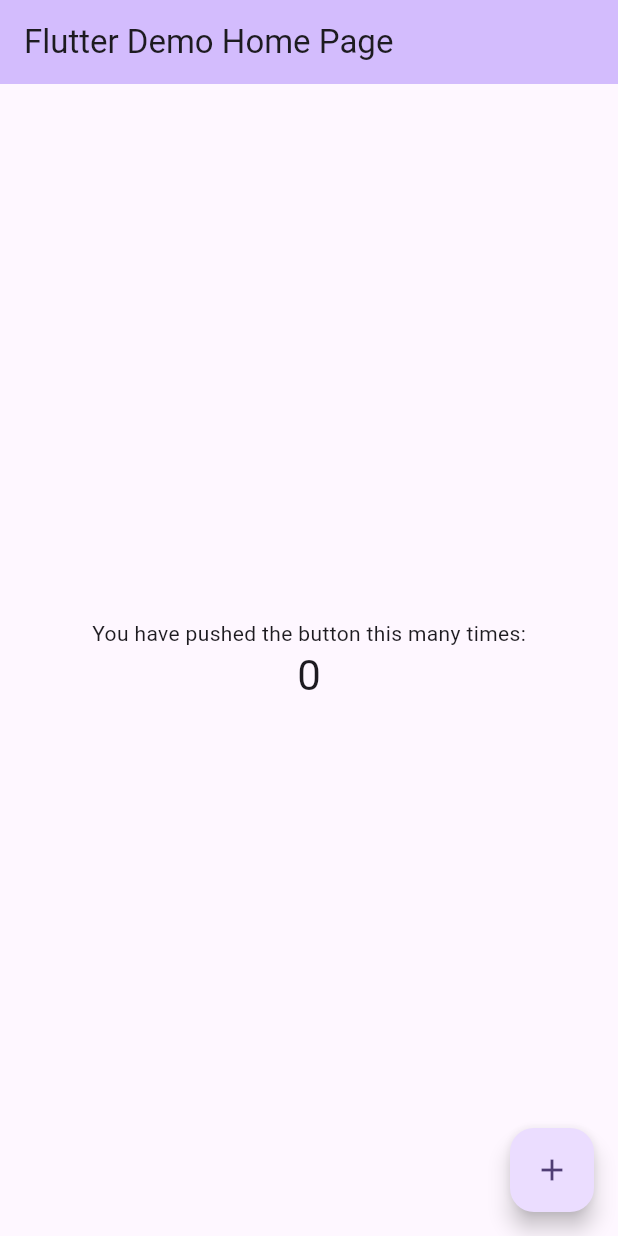
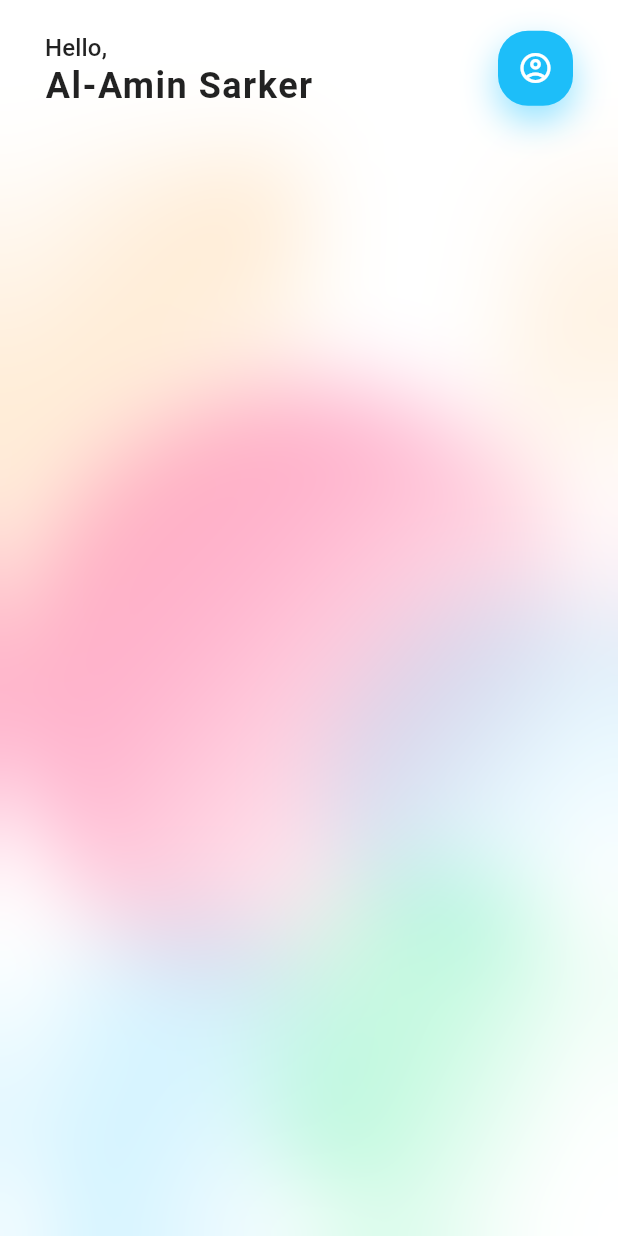
Before and after one commit to aladadev/AwesomeToDo, a Flutter app: the screen it shows after launch, on a phone screen of 412 x 824 dp. Run offline on Flutter 3.47's test engine with Material 3 defaults, Android fonts, the light colour scheme and no system bars; our stand-ins replace google_fonts.

Commit message:
Manual AppBar

```diff
--- /dev/null
+++ b/awesome_todo/lib/components/back_decoration.dart
@@ -0,0 +1,165 @@
+import 'dart:ui';
+
+import 'package:awesome_todo/helper/constants.dart';
+import 'package:awesome_todo/helper/responsive.dart';
+import 'package:flutter/material.dart';
+
+class BackColors extends StatelessWidget {
+  const BackColors({super.key});
+  @override
+  Widget build(BuildContext context) {
+    var size = MediaQuery.sizeOf(context);
+    return Container(
+      color: Colors.white,
+      // margin: const EdgeInsets.only(top: 30),
+      child: Stack(
+        children: [
+          Positioned(
+              top: 100,
+              child: Container(
+                height: size.height * 0.5,
+                width: size.width * 0.5,
+                decoration: BoxDecoration(
+                    borderRadius: BorderRadius.circular(30),
+                    gradient: LinearGradient(
+                        begin: Alignment.topLeft,
+                        end: Alignment.centerRight,
+                        colors: [
+                          lightOrange.withOpacity(.0),
+                          lightOrange.withOpacity(.1),
+                          lightOrange.withOpacity(.2),
+                          lightOrange.withOpacity(.3),
+                          lightOrange.withOpacity(.4),
+                          lightOrange.withOpacity(.4),
+                          lightOrange.withOpacity(.3),
+                          lightOrange.withOpacity(.2),
+                          lightOrange.withOpacity(.1),
+                          lightOrange.withOpacity(0),
+                        ])),
+              )),
+          Positioned(
+              top: 100,
+              right: -50,
+              child: Container(
+                height: size.height * 0.5,
+                width: size.width * 0.3,
+                decoration: BoxDecoration(
+                    borderRadius: BorderRadius.circular(30),
+                    gradient: LinearGradient(
+                        begin: Alignment.topLeft,
+                        end: Alignment.centerRight,
+                        colors: [
+                          lightOrange.withOpacity(.0),
+                          lightOrange.withOpacity(.1),
+                          lightOrange.withOpacity(.2),
+                          lightOrange.withOpacity(.3),
+                          lightOrange.withOpacity(.2),
+                          lightOrange.withOpacity(.1),
+                          lightOrange.withOpacity(0),
+                        ])),
+              )),
+          Positioned(
+              bottom: 100,
+              right: -50,
+              child: Container(
+                height: size.height * 0.5,
+                width: size.width * 0.6,
+                decoration: BoxDecoration(
+                    shape: BoxShape.circle,
+                    gradient: LinearGradient(
+                        begin: Alignment.topLeft,
+                        end: Alignment.centerRight,
+                        colors: [
+                          lightAccentBlue.withOpacity(.0),
+                          lightAccentBlue.withOpacity(.1),
+                          lightAccentBlue.withOpacity(.2),
+                          lightAccentBlue.withOpacity(.3),
+                          lightAccentBlue.withOpacity(.4),
+                          lightAccentBlue.withOpacity(.4),
+                          lightAccentBlue.withOpacity(.3),
+                          lightAccentBlue.withOpacity(.2),
+                          lightAccentBlue.withOpacity(.1),
+                          lightAccentBlue.withOpacity(0),
+                        ])),
+              )),
+          Positioned(
+              bottom: -30,
+              child: Container(
+                height: size.height * 0.3,
+                width: size.width * 0.6,
+                decoration: BoxDecoration(
+                    shape: BoxShape.circle,
+                    gradient: LinearGradient(
+                        begin: Alignment.topLeft,
+                        end: Alignment.centerRight,
+                        colors: [
+                          lightAccentBlue.withOpacity(.0),
+                          lightAccentBlue.withOpacity(.1),
+                          lightAccentBlue.withOpacity(.2),
+                          lightAccentBlue.withOpacity(.3),
+                          lightAccentBlue.withOpacity(.4),
+                          lightAccentBlue.withOpacity(.4),
+                          lightAccentBlue.withOpacity(.3),
+                          lightAccentBlue.withOpacity(.2),
+                          lightAccentBlue.withOpacity(.1),
+                          lightAccentBlue.withOpacity(0),
+                        ])),
+              )),
+          Positioned(
+              bottom: 1,
+              left: 1,
+              top: !Responsive.isTablet(context) ? 100 : 200,
+              right: 1,
+              child: Container(
+                decoration: BoxDecoration(
+                    shape: BoxShape.circle,
+                    gradient: LinearGradient(
+                        begin: Alignment.topLeft,
+                        end: Alignment.centerRight,
+                        colors: [
+                          Colors.pinkAccent.withOpacity(.0),
+                          Colors.pinkAccent.withOpacity(.1),
+                          Colors.pinkAccent.withOpacity(.2),
+                          Colors.pinkAccent.withOpacity(.3),
+                          Colors.pinkAccent.withOpacity(.4),
+                          Colors.pinkAccent.withOpacity(.4),
+                          Colors.pinkAccent.withOpacity(.3),
+                          Colors.pinkAccent.withOpacity(.2),
+                          Colors.pinkAccent.withOpacity(.1),
+                          Colors.pinkAccent.withOpacity(0),
+                        ])),
+              )),
+          Positioned(
+              bottom: 1,
+              right: 1,
+              child: Container(
+                height: size.height * 0.3,
+                width: size.width * 0.6,
+                decoration: BoxDecoration(
+                    shape: BoxShape.circle,
+                    gradient: LinearGradient(
+                        begin: Alignment.topLeft,
+                        end: Alignment.centerRight,
+                        colors: [
+                          Colors.greenAccent.withOpacity(.0),
+                          Colors.greenAccent.withOpacity(.1),
+                          Colors.greenAccent.withOpacity(.2),
+                          Colors.greenAccent.withOpacity(.3),
+                          Colors.greenAccent.withOpacity(.4),
+                          Colors.greenAccent.withOpacity(.4),
+                          Colors.greenAccent.withOpacity(.3),
+                          Colors.greenAccent.withOpacity(.2),
+                          Colors.greenAccent.withOpacity(.1),
+                          Colors.greenAccent.withOpacity(0),
+                        ])),
+              )),
+          Positioned.fill(
+              child: BackdropFilter(
+            filter: ImageFilter.blur(sigmaY: 30, sigmaX: 30),
+            child: const SizedBox(),
+          )),
+        ],
+      ),
+    );
+  }
+}
--- /dev/null
+++ b/awesome_todo/lib/components/top_body.dart
@@ -0,0 +1,85 @@
+import 'package:awesome_todo/helper/constants.dart';
+import 'package:awesome_todo/helper/responsive.dart';
+import 'package:flutter/material.dart';
+
+class TopBody extends StatelessWidget {
+  const TopBody({super.key});
+
+  @override
+  Widget build(BuildContext context) {
+    return const Column(
+      children: [
+        SizedBox(
+          height: defaultPadding,
+        ),
+        ManualAppBar(),
+      ],
+    );
+  }
+}
+
+class ManualAppBar extends StatelessWidget {
+  const ManualAppBar({
+    super.key,
+  });
+
+  @override
+  Widget build(BuildContext context) {
+    return Padding(
+      padding: const EdgeInsets.symmetric(
+        horizontal: 30,
+      ),
+      child: Row(
+        mainAxisAlignment: MainAxisAlignment.start,
+        children: [
+          if (Responsive.isTablet(context))
+            const Spacer(
+              flex: 10,
+            ),
+          Column(
+            crossAxisAlignment: CrossAxisAlignment.start,
+            children: [
+              Text(
+                'Hello,',
+                style: Theme.of(context).textTheme.labelLarge!.copyWith(
+                    color: Colors.black87,
+                    fontWeight: FontWeight.w500,
+                    fontSize: 16),
+              ),
+              Text(
+                'Al-Amin Sarker',
+                style: Theme.of(context).textTheme.labelLarge!.copyWith(
+                    color: Colors.black87,
+                    fontWeight: FontWeight.bold,
+                    height: 0,
+                    letterSpacing: 1,
+                    fontSize: 24),
+              ),
+            ],
+          ),
+          const Spacer(
+              // flex: 10,
+              ),
+          Container(
+            height: 50,
+            width: 50,
+            decoration: BoxDecoration(
+                borderRadius: BorderRadius.circular(20),
+                color: darkAccentBlue,
+                boxShadow: const [
+                  BoxShadow(
+                      color: lightAccentBlue,
+                      blurRadius: 20,
+                      offset: Offset(0, 10))
+                ]),
+            child: const Icon(
+              Icons.account_circle_outlined,
+              color: Colors.white,
+            ),
+          ),
+          if (Responsive.isTablet(context)) const Spacer(),
+        ],
+      ),
+    );
+  }
+}
--- /dev/null
+++ b/awesome_todo/lib/helper/constants.dart
@@ -0,0 +1,10 @@
+import 'dart:ui';
+const lightAccentBlue=Color(0xFF92E2FF);
+const darkAccentBlue=Color(0xFF1DBEF9);
+const lightOrange=Color(0xFFFFD099);
+const darkOrange=Color(0xFFFE9B48);
+const lightBlue=Color(0xFF7395CF);
+const darkBlue=Color(0xFF3C5073);
+const neviBlue=Color(0xFF45597A);
+const darkestBlue=Color(0xFF1E2843);
+const defaultPadding=20.0;
--- /dev/null
+++ b/awesome_todo/lib/helper/responsive.dart
@@ -0,0 +1,32 @@
+import 'package:flutter/material.dart';
+
+class Responsive extends StatelessWidget {
+  const Responsive(
+      {super.key,
+      required this.tablet,
+      required this.mobile,
+      required this.largeTablet});
+  final Widget tablet;
+  final Widget mobile;
+  final Widget largeTablet;
+
+  static bool isTablet(BuildContext context) {
+    return MediaQuery.sizeOf(context).width > 500;
+  }
+
+  static bool isLargeTablet(BuildContext context) {
+    return MediaQuery.sizeOf(context).width > 1000;
+  }
+
+  @override
+  Widget build(BuildContext context) {
+    var size = MediaQuery.sizeOf(context);
+    if (size.width > 1000) {
+      return largeTablet;
+    } else if (size.width > 500) {
+      return tablet;
+    } else {
+      return mobile;
+    }
+  }
+}
--- a/awesome_todo/lib/main.dart
+++ b/awesome_todo/lib/main.dart
@@ -1,3 +1,5 @@
+import 'package:awesome_todo/views/homepage.dart';
+import 'package:awesome_todo/views/onboarding.dart';
 import 'package:flutter/material.dart';
 
 void main() {
@@ -11,6 +13,7 @@
   @override
   Widget build(BuildContext context) {
     return MaterialApp(
+      debugShowCheckedModeBanner: false,
       title: 'Flutter Demo',
       theme: ThemeData(
         // This is the theme of your application.
@@ -28,98 +31,14 @@
         //
         // This works for code too, not just values: Most code changes can be
         // tested with just a hot reload.
-        colorScheme: ColorScheme.fromSeed(seedColor: Colors.deepPurple),
+        colorScheme: ColorScheme.fromSeed(
+            seedColor: Colors.green,
+            background: Colors.blue,
+            error: Colors.red,
+            onTertiary: Colors.orange),
         useMaterial3: true,
       ),
-      home: const MyHomePage(title: 'Flutter Demo Home Page'),
+      home: const HomePage(),
     );
   }
 }
-
-class MyHomePage extends StatefulWidget {
-  const MyHomePage({super.key, required this.title});
-
-  // This widget is the home page of your application. It is stateful, meaning
-  // that it has a State object (defined below) that contains fields that affect
-  // how it looks.
-
-  // This class is the configuration for the state. It holds the values (in this
-  // case the title) provided by the parent (in this case the App widget) and
-  // used by the build method of the State. Fields in a Widget subclass are
-  // always marked "final".
-
-  final String title;
-
-  @override
-  State<MyHomePage> createState() => _MyHomePageState();
-}
-
-class _MyHomePageState extends State<MyHomePage> {
-  int _counter = 0;
-
-  void _incrementCounter() {
-    setState(() {
-      // This call to setState tells the Flutter framework that something has
-      // changed in this State, which causes it to rerun the build method below
-      // so that the display can reflect the updated values. If we changed
-      // _counter without calling setState(), then the build method would not be
-      // called again, and so nothing would appear to happen.
-      _counter++;
-    });
-  }
-
-  @override
-  Widget build(BuildContext context) {
-    // This method is rerun every time setState is called, for instance as done
-    // by the _incrementCounter method above.
-    //
-    // The Flutter framework has been optimized to make rerunning build methods
-    // fast, so that you can just rebuild anything that needs updating rather
-    // than having to individually change instances of widgets.
-    return Scaffold(
-      appBar: AppBar(
-        // TRY THIS: Try changing the color here to a specific color (to
-        // Colors.amber, perhaps?) and trigger a hot reload to see the AppBar
-        // change color while the other colors stay the same.
-        backgroundColor: Theme.of(context).colorScheme.inversePrimary,
-        // Here we take the value from the MyHomePage object that was created by
-        // the App.build method, and use it to set our appbar title.
-        title: Text(widget.title),
-      ),
-      body: Center(
-        // Center is a layout widget. It takes a single child and positions it
-        // in the middle of the parent.
-        child: Column(
-          // Column is also a layout widget. It takes a list of children and
-          // arranges them vertically. By default, it sizes itself to fit its
-          // children horizontally, and tries to be as tall as its parent.
-          //
-          // Column has various properties to control how it sizes itself and
-          // how it positions its children. Here we use mainAxisAlignment to
-          // center the children vertically; the main axis here is the vertical
-          // axis because Columns are vertical (the cross axis would be
-          // horizontal).
-          //
-          // TRY THIS: Invoke "debug painting" (choose the "Toggle Debug Paint"
-          // action in the IDE, or press "p" in the console), to see the
-          // wireframe for each widget.
-          mainAxisAlignment: MainAxisAlignment.center,
-          children: <Widget>[
-            const Text(
-              'You have pushed the button this many times:',
-            ),
-            Text(
-              '$_counter',
-              style: Theme.of(context).textTheme.headlineMedium,
-            ),
-          ],
-        ),
-      ),
-      floatingActionButton: FloatingActionButton(
-        onPressed: _incrementCounter,
-        tooltip: 'Increment',
-        child: const Icon(Icons.add),
-      ), // This trailing comma makes auto-formatting nicer for build methods.
-    );
-  }
-}
--- /dev/null
+++ b/awesome_todo/lib/views/homepage.dart
@@ -0,0 +1,29 @@
+import 'package:awesome_todo/components/back_decoration.dart';
+import 'package:awesome_todo/components/top_body.dart';
+import 'package:flutter/material.dart';
+
+class HomePage extends StatelessWidget {
+  const HomePage({super.key});
+
+  @override
+  Widget build(BuildContext context) {
+    return const Material(
+      child: Stack(
+        children: [
+          BackColors(),
+          SafeArea(
+            child: Scaffold(
+              backgroundColor: Colors.transparent,
+              body: Column(
+                crossAxisAlignment: CrossAxisAlignment.start,
+                children: [
+                  TopBody(),
+                ],
+              ),
+            ),
+          ),
+        ],
+      ),
+    );
+  }
+}
--- /dev/null
+++ b/awesome_todo/lib/views/onboarding.dart
@@ -0,0 +1,70 @@
+import 'package:flutter/material.dart';
+import 'package:google_fonts/google_fonts.dart';
+
+class OnboardingScreen extends StatelessWidget {
+  const OnboardingScreen({super.key});
+
+  @override
+  Widget build(BuildContext context) {
+    return Scaffold(
+      backgroundColor: Colors.grey[50],
+      body: SafeArea(
+        child: Column(
+          children: [
+            // big logo
+            Padding(
+              padding: const EdgeInsets.only(
+                left: 100.0,
+                right: 100.0,
+                top: 120,
+                bottom: 20,
+              ),
+              child: Image.network(
+                  "https://images.unsplash.com/photo-1704739300067-0cfbf8eb8bd3?w=700&auto=format&fit=crop&q=60&ixlib=rb-4.0.3&ixid=M3wxMjA3fDB8MHxlZGl0b3JpYWwtZmVlZHwzfHx8ZW58MHx8fHx8"),
+            ),
+
+            // we deliver groceries at your doorstep
+            Padding(
+              padding: const EdgeInsets.all(28.0),
+              child: Text(
+                'One at a Time Dude!',
+                textAlign: TextAlign.center,
+                style: GoogleFonts.notoSerif(
+                    fontSize: 36, fontWeight: FontWeight.bold),
+              ),
+            ),
+
+            // groceree gives you fresh vegetables and fruits
+            Text(
+              'Focus on the task on hand and as soon as you finish mark as done!',
+              textAlign: TextAlign.center,
+              style: TextStyle(
+                fontSize: 16,
+                color: Colors.grey[700],
+              ),
+            ),
+
+            const SizedBox(height: 24),
+
+            const Spacer(),
+
+            // get started button
+            ElevatedButton(
+              onPressed: () {},
+              child: const Text(
+                "Get Started",
+                style: TextStyle(
+                  color: Color.fromARGB(255, 8, 8, 8),
+                  // fontWeight: FontWeight.bold,
+                  fontSize: 16,
+                ),
+              ),
+            ),
+
+            const Spacer(),
+          ],
+        ),
+      ),
+    );
+  }
+}
--- a/awesome_todo/pubspec.yaml
+++ b/awesome_todo/pubspec.yaml
@@ -35,6 +35,7 @@ dependencies:
   # The following adds the Cupertino Icons font to your application.
   # Use with the CupertinoIcons class for iOS style icons.
   cupertino_icons: ^1.0.2
+  google_fonts: ^6.1.0
 
 dev_dependencies:
   flutter_test:
```
Also changed, not shown: 2 other files.
